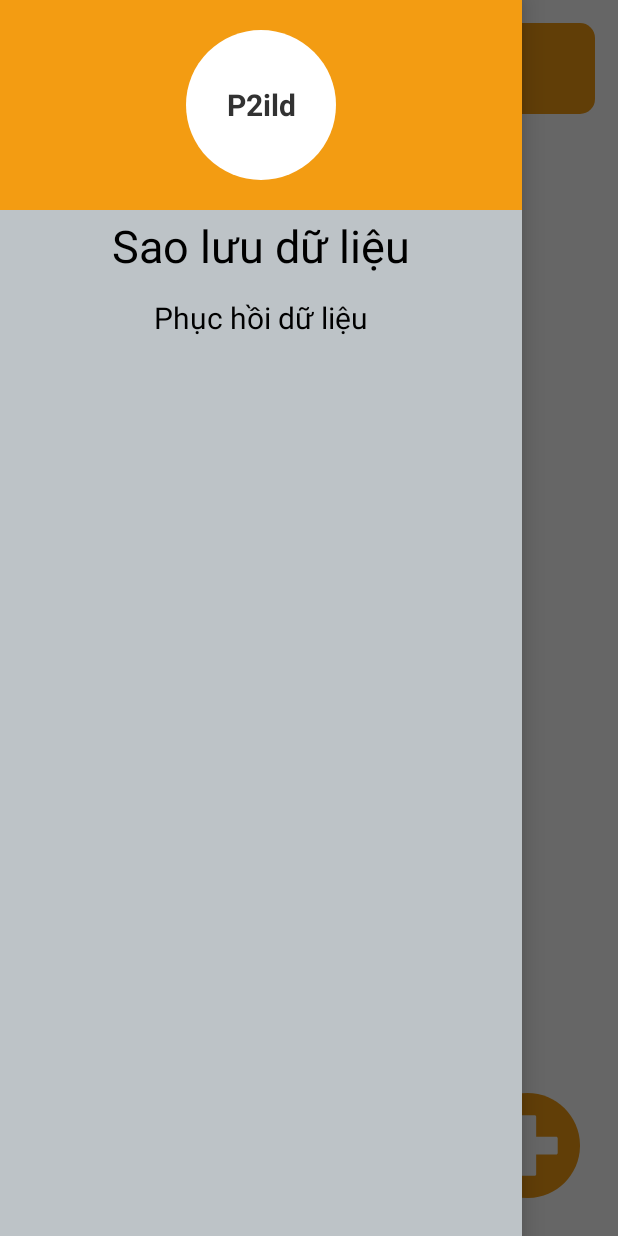
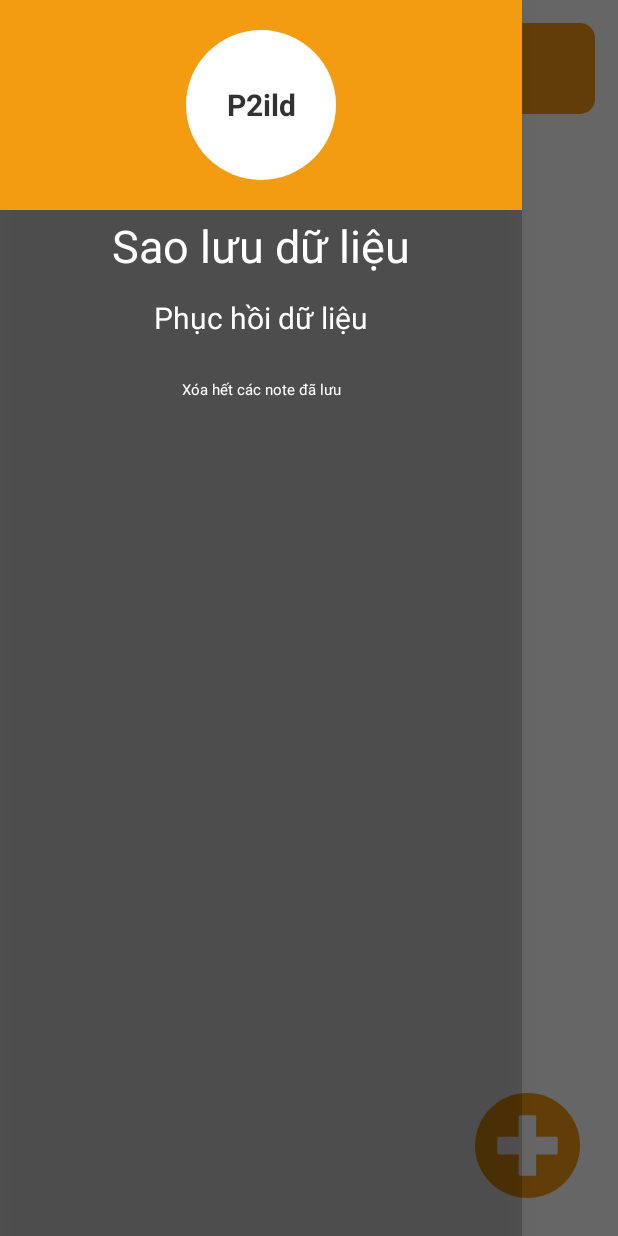
Before and after one commit to p2ild/NoteAppLastProject, an Android app: the screen it shows after launch (MainActivity), with the side drawer open, on a phone screen of 412 x 824 dp. Run offline under Robolectric (Android 15) with nearby library versions, the phone set to English and light mode, and no system bars.

Commit message:
5/9/2016
Thảo luận project

```diff
--- a/NoteToEveryThing/app/src/main/java/com/p2ild/notetoeverything/Adapter/MyPagerAdapter.java
+++ b/NoteToEveryThing/app/src/main/java/com/p2ild/notetoeverything/Adapter/MyPagerAdapter.java
@@ -47,7 +47,7 @@ public class MyPagerAdapter extends PagerAdapter {
 
     @Override
     public CharSequence getPageTitle(int position) {
-        return cursor.getString(cursor.getColumnIndex(DatabaseManager.NAME_COLUMN_TITLE_NOTE));
+        return super.getPageTitle(position+1);
     }
 
     @Override
--- a/NoteToEveryThing/app/src/main/java/com/p2ild/notetoeverything/activity/MainActivity.java
+++ b/NoteToEveryThing/app/src/main/java/com/p2ild/notetoeverything/activity/MainActivity.java
@@ -2,9 +2,11 @@ package com.p2ild.notetoeverything.activity;
 
 import android.app.Activity;
 import android.content.Intent;
+import android.database.Cursor;
 import android.os.Bundle;
 import android.os.Handler;
 import android.support.v4.widget.DrawerLayout;
+import android.util.Log;
 import android.view.View;
 import android.widget.Button;
 import android.widget.ImageButton;
@@ -36,7 +38,7 @@ public class MainActivity extends Activity implements View.OnClickListener {
     private FrgEdit frgEdit;
     private WifiGpsManager wifiGpsManager;
     private DrawerLayout drw;
-    private Button btBackup, btRestore;
+    private Button btBackup, btRestore,btReset;
 
     @Override
     protected void onCreate(Bundle savedInstanceState) {
@@ -46,8 +48,9 @@ public class MainActivity extends Activity implements View.OnClickListener {
         db = new DatabaseManager(this);
 
         drw = (DrawerLayout) findViewById(R.id.drawer_layout);
-        (btBackup  = (Button) findViewById(R.id.bt_backup)).setOnClickListener(this);
-        (btRestore  = (Button) findViewById(R.id.bt_restore)).setOnClickListener(this);
+        (btBackup = (Button) findViewById(R.id.bt_backup)).setOnClickListener(this);
+        (btRestore = (Button) findViewById(R.id.bt_restore)).setOnClickListener(this);
+        (btReset = (Button) findViewById(R.id.bt_reset_note)).setOnClickListener(this);
 
         //Khởi tạo view
         showFrgMain();
@@ -60,12 +63,17 @@ public class MainActivity extends Activity implements View.OnClickListener {
 
     private void backupAllDatabase() {
         // TODO: 8/31/2016 Backup data chưa sử dụng asyncTask
-                db.backupAllNote();
+        db.backupAllNote();
     }
 
     private void restoreAllDatabase() {
         // TODO: 8/31/2016 Backup data chưa sử dụng asyncTask
-                db.restoreAllNote();
+        db.restoreAllNote();
+    }
+
+    private void resetAllDataBase() {
+        db.delTable();
+        showFrgMain();
     }
 
     private void initOpenCV() {
@@ -90,9 +98,11 @@ public class MainActivity extends Activity implements View.OnClickListener {
     private void showFrgMain() {
         removeAllFragment();
         // TODO: 8/31/2016 Update data recycle view chưa sử dụng notifyDataSetChange
-        frgMain = new FragmentMain(db.readAllData());
+        Cursor noteDb = db.readAllData();
+        frgMain = new FragmentMain(noteDb);
         getFragmentManager().beginTransaction()
-                .replace(R.id.activity_main, frgMain).commit();
+                .replace(R.id.activity_main, frgMain)
+                .commit();
     }
 
     public void showFrgAddNote() {
@@ -115,6 +125,7 @@ public class MainActivity extends Activity implements View.OnClickListener {
         frgEdit = new FrgEdit(title, content);
         getFragmentManager().beginTransaction()
                 .add(R.id.activity_main, frgEdit)
+                .hide(frgMain)
                 .commit();
     }
 
@@ -209,15 +220,20 @@ public class MainActivity extends Activity implements View.OnClickListener {
 
     @Override
     public void onClick(View view) {
-        switch (view.getId()){
+        switch (view.getId()) {
             case R.id.bt_backup:
                 backupAllDatabase();
                 break;
             case R.id.bt_restore:
                 restoreAllDatabase();
                 break;
+            case R.id.bt_reset_note:
+                Log.d(TAG, "onClick: ");
+                resetAllDataBase();
+                break;
             default:
                 break;
         }
     }
+
 }
--- /dev/null
+++ b/NoteToEveryThing/app/src/main/res/anim/float_option.xml
@@ -0,0 +1,14 @@
+<?xml version="1.0" encoding="utf-8"?>
+<scale xmlns:android="http://schemas.android.com/apk/res/android"
+    android:duration="200"
+    android:fillBefore="true"
+    android:repeatMode = "reverse"
+    android:repeatCount="0"
+    android:fromXScale="0"
+    android:fromYScale="0"
+    android:pivotX="50%"
+    android:pivotY="50%"
+    android:toXScale="1"
+    android:toYScale="1">
+
+</scale>
--- a/NoteToEveryThing/app/src/main/res/layout/action_bar_act_note_content.xml
+++ b/NoteToEveryThing/app/src/main/res/layout/action_bar_act_note_content.xml
@@ -21,8 +21,8 @@
             />
 
         <TextView
+            android:id="@+id/tv_title_note"
             android:gravity="center"
-            android:id="@+id/tv_title_note"
             android:layout_toRightOf="@id/ib_back"
             android:layout_toLeftOf="@+id/ib_add_note"
             android:layout_width="wrap_content"
--- a/NoteToEveryThing/app/src/main/res/layout/drawer_menu.xml
+++ b/NoteToEveryThing/app/src/main/res/layout/drawer_menu.xml
@@ -3,7 +3,7 @@
     android:layout_width="match_parent"
     android:layout_height="match_parent"
     android:orientation="vertical"
-    android:background="@color/color_secondary_text">
+    android:background="@color/cardview_shadow_start_color">
     <RelativeLayout
         android:layout_width="match_parent"
         android:layout_height="wrap_content"
@@ -28,6 +28,7 @@
         android:layout_height="wrap_content"
         android:text="Sao lưu dữ liệu"
         android:textSize="30sp"
+        android:textColor="@color/text_light"
         android:background="@color/color_tranparent"
         />
 
@@ -37,6 +38,17 @@
         android:layout_height="wrap_content"
         android:text="Phục hồi dữ liệu"
         android:textSize="20sp"
+        android:textColor="@color/text_light"
+        android:background="@color/color_tranparent"
+        />
+
+    <Button
+        android:id="@+id/bt_reset_note"
+        android:layout_width="match_parent"
+        android:layout_height="wrap_content"
+        android:text="Xóa hết các note đã lưu"
+        android:textSize="10sp"
+        android:textColor="@color/text_light"
         android:background="@color/color_tranparent"
         />
 
--- a/NoteToEveryThing/app/src/main/res/layout/option_float.xml
+++ b/NoteToEveryThing/app/src/main/res/layout/option_float.xml
@@ -3,8 +3,7 @@
     android:id="@+id/rl_float_option"
     android:layout_width="wrap_content"
     android:layout_height="wrap_content"
-    android:orientation="vertical"
-    android:visibility="visible">
+    android:orientation="vertical">
 
     <ImageButton
         android:id="@+id/ib_alarm"
@@ -24,7 +23,8 @@
         android:layout_height="wrap_content"
         android:layout_below="@id/ib_alarm"
         android:background="@color/color_tranparent"
-        android:src="@drawable/ic_pencil" />
+        android:src="@drawable/ic_pencil"
+        />
 
     <ImageButton
         android:id="@+id/ib_recycling"
```
Also changed, not shown: NoteToEveryThing/app/src/main/java/com/p2ild/notetoeverything/DatabaseManager.java (+65 -77 lines), NoteToEveryThing/app/src/main/java/com/p2ild/notetoeverything/activity/NoteContentActivity.java (+26 -2 lines), NoteToEveryThing/app/src/main/java/com/p2ild/notetoeverything/frgment/FragmentMain.java (+92 -22 lines).
